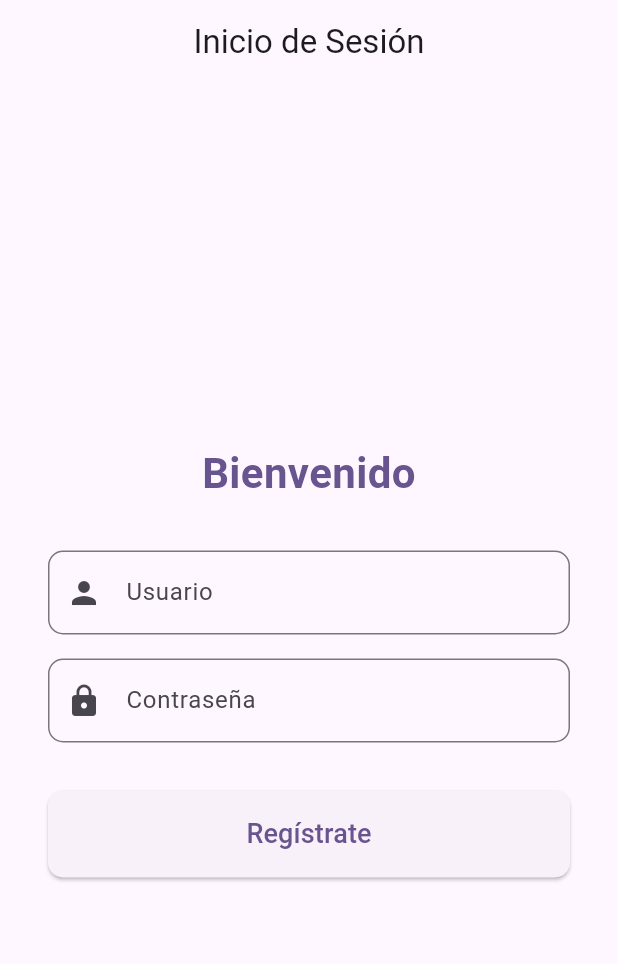
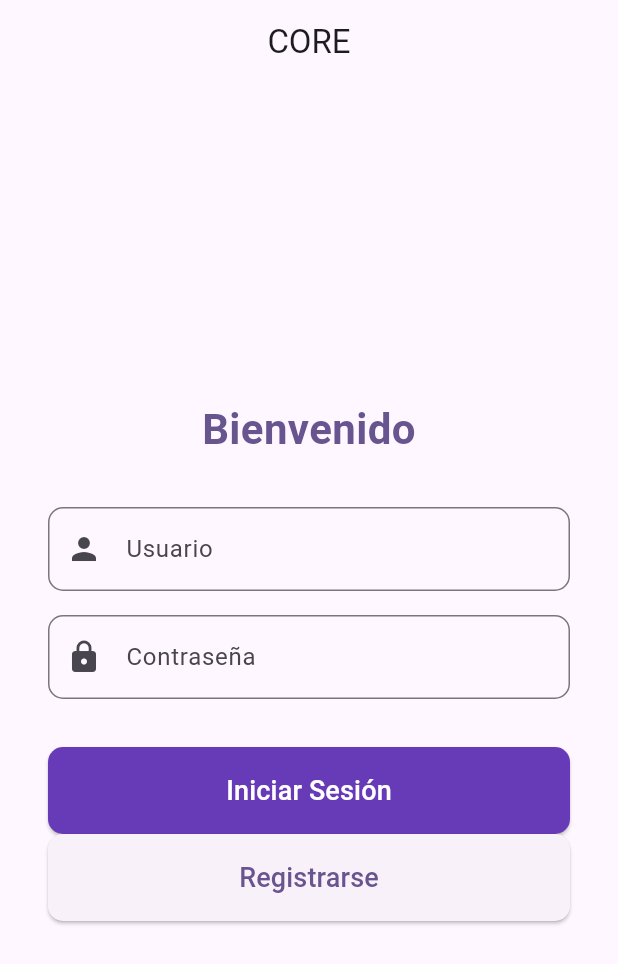
Before and after one commit to lcalleg-prog/core-281, a Flutter app: the screen it shows after launch, on a phone screen of 412 x 824 dp. Shown: the top 964 px of the screen. Run offline on Flutter 3.47's test engine with Material 3 defaults, Android fonts, the light colour scheme and no system bars.

Commit message:
cambios menores

```diff
--- a/lib/login.dart
+++ b/lib/login.dart
@@ -6,7 +6,7 @@ class LoginPage extends StatelessWidget {
     // 1. Usa LayoutBuilder para obtener el ancho disponible
     return Scaffold(
       appBar: AppBar(
-        title: Text('Inicio de Sesión'),
+        title: Text('CORE'),
         // Opcional: Centrar el título
         centerTitle: true,
       ),
@@ -61,22 +61,41 @@ class LoginPage extends StatelessWidget {
                   ),
                   SizedBox(height: 32),
 
-                  // Botón de "Regístrate"
+                  // Botón de "iniciar sesion"
                   ElevatedButton(
                     onPressed: () {
-                      print('Botón de "Regístrate" presionado');
+                      print('Botón de "iniciar sesion" presionado');
                     },
                     style: ElevatedButton.styleFrom(
                       padding: EdgeInsets.symmetric(vertical: 16),
                       shape: RoundedRectangleBorder(borderRadius: BorderRadius.circular(10)),
                       // Puedes cambiar el color aquí si lo deseas
-                      // backgroundColor: Colors.deepPurple,
+                      backgroundColor: Colors.deepPurple,
                     ),
                     child: Text(
-                      'Regístrate',
+                      'Iniciar Sesión',
+                      style: TextStyle(fontSize: 18, color: Colors.white),
+
+                    ),
+                  ),
+
+                  //Botón de registrarse
+                  ElevatedButton(
+                    onPressed: () {
+                      print('Botón de "registrarse" presionado');
+                    },
+                    style: ElevatedButton.styleFrom(
+                      padding: EdgeInsets.symmetric(vertical: 16),
+                      shape: RoundedRectangleBorder(borderRadius: BorderRadius.circular(10)),
+                      // Puedes cambiar el color aquí si lo deseas
+                      //backgroundColor: Colors.deepPurple,
+                    ),
+                    child: Text(
+                      'Registrarse',
                       style: TextStyle(fontSize: 18),
                     ),
                   ),
+
                 ],
               ),
             ),
```
